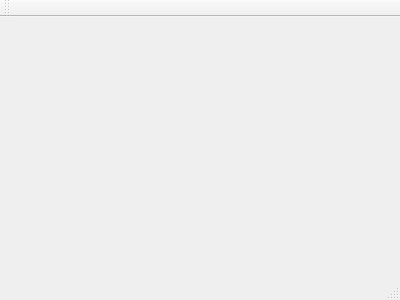
Above: untitled/waldogui.ui from cbadillac/FindToWaldo before the change. Below: the same form after it.
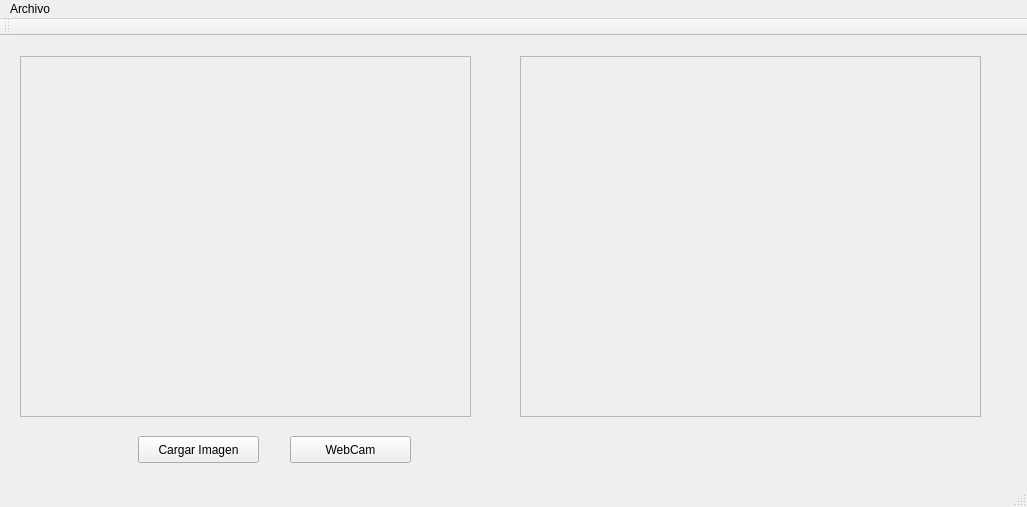
That is the form after the change.

```diff
--- a/untitled/waldogui.ui
+++ b/untitled/waldogui.ui
@@ -1,24 +1,124 @@
 <ui version="4.0">
  <class>WaldoGUI</class>
- <widget class="QMainWindow" name="WaldoGUI" >
-  <property name="geometry" >
+ <widget class="QMainWindow" name="WaldoGUI">
+  <property name="geometry">
    <rect>
     <x>0</x>
     <y>0</y>
-    <width>400</width>
-    <height>300</height>
+    <width>1027</width>
+    <height>507</height>
    </rect>
   </property>
   <property name="windowTitle" >
    <string>WaldoGUI</string>
   </property>
-  <widget class="QMenuBar" name="menuBar" />
-  <widget class="QToolBar" name="mainToolBar" />
-  <widget class="QWidget" name="centralWidget" />
-  <widget class="QStatusBar" name="statusBar" />
+  <widget class="QWidget" name="centralWidget">
+   <widget class="QScrollArea" name="scrollArea">
+    <property name="geometry">
+     <rect>
+      <x>20</x>
+      <y>20</y>
+      <width>451</width>
+      <height>361</height>
+     </rect>
+    </property>
+    <property name="widgetResizable">
+     <bool>true</bool>
+    </property>
+    <widget class="QWidget" name="scrollAreaWidgetContents">
+     <property name="geometry">
+      <rect>
+       <x>0</x>
+       <y>0</y>
+       <width>449</width>
+       <height>359</height>
+      </rect>
+     </property>
+    </widget>
+   </widget>
+   <widget class="QScrollArea" name="scrollArea_2">
+    <property name="geometry">
+     <rect>
+      <x>520</x>
+      <y>20</y>
+      <width>461</width>
+      <height>361</height>
+     </rect>
+    </property>
+    <property name="widgetResizable">
+     <bool>true</bool>
+    </property>
+    <widget class="QWidget" name="scrollAreaWidgetContents_2">
+     <property name="geometry">
+      <rect>
+       <x>0</x>
+       <y>0</y>
+       <width>459</width>
+       <height>359</height>
+      </rect>
+     </property>
+    </widget>
+   </widget>
+   <widget class="QPushButton" name="pushButton">
+    <property name="geometry">
+     <rect>
+      <x>138</x>
+      <y>400</y>
+      <width>121</width>
+      <height>27</height>
+     </rect>
+    </property>
+    <property name="text">
+     <string>Cargar Imagen</string>
+    </property>
+   </widget>
+   <widget class="QPushButton" name="pushButton_2">
+    <property name="geometry">
+     <rect>
+      <x>290</x>
+      <y>400</y>
+      <width>121</width>
+      <height>27</height>
+     </rect>
+    </property>
+    <property name="text">
+     <string>WebCam</string>
+    </property>
+   </widget>
+  </widget>
+  <widget class="QMenuBar" name="menuBar">
+   <property name="geometry">
+    <rect>
+     <x>0</x>
+     <y>0</y>
+     <width>1027</width>
+     <height>25</height>
+    </rect>
+   </property>
+   <widget class="QMenu" name="menuArchivo">
+    <property name="title">
+     <string>Archivo</string>
+    </property>
+    <addaction name="actionSalir"/>
+   </widget>
+   <addaction name="menuArchivo"/>
+  </widget>
+  <widget class="QToolBar" name="mainToolBar">
+   <attribute name="toolBarArea">
+    <enum>TopToolBarArea</enum>
+   </attribute>
+   <attribute name="toolBarBreak">
+    <bool>false</bool>
+   </attribute>
+  </widget>
+  <widget class="QStatusBar" name="statusBar"/>
+  <action name="actionSalir">
+   <property name="text">
+    <string>Salir</string>
+   </property>
+  </action>
  </widget>
- <layoutDefault spacing="6" margin="11" />
- <pixmapfunction></pixmapfunction>
+ <layoutdefault spacing="6" margin="11"/>
  <resources/>
  <connections/>
 </ui>
```
Left out of the diff: 3 changed lines with no effect on the pictures.
